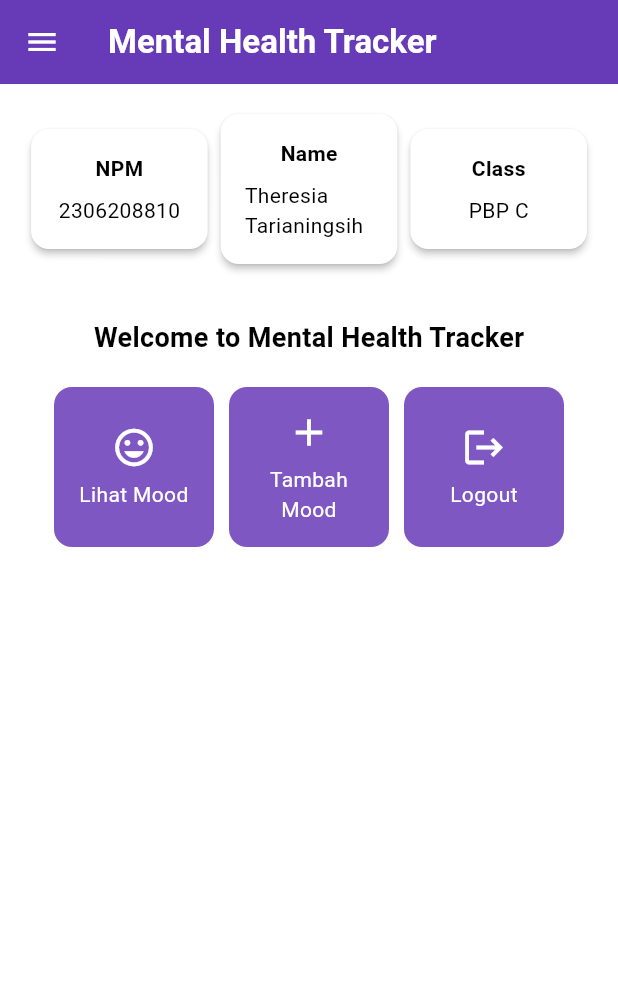
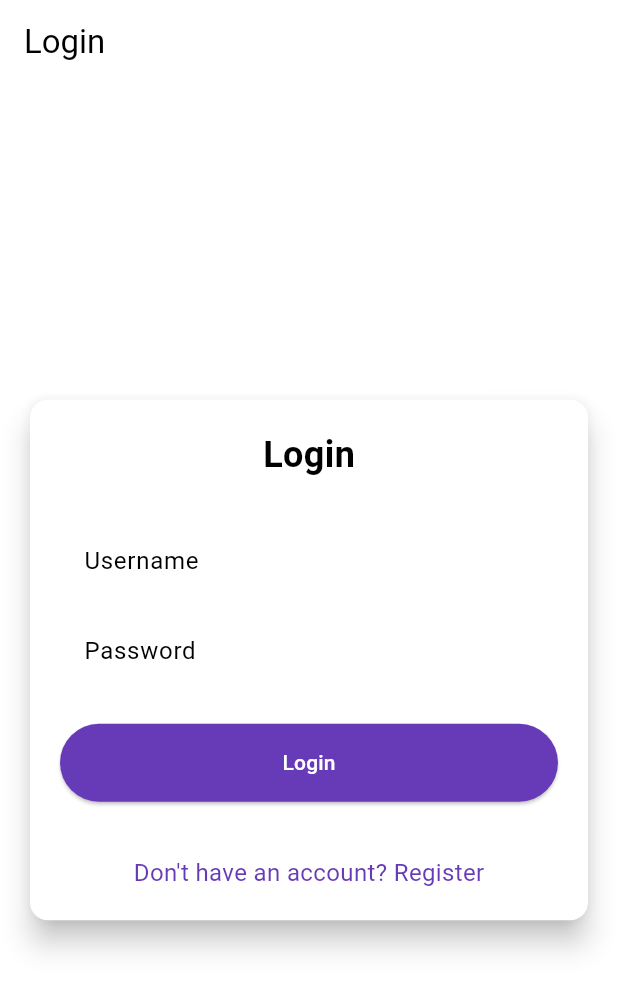
Before and after one commit to theretari/mental-health-tracker-mobile, a Flutter app: the screen it shows after launch, on a phone screen of 412 x 824 dp. Shown: the top 991 px of the screen. Run offline on Flutter 3.47's test engine with Material 3 defaults, Android fonts, the phone set to English and light mode, and no system bars; missing offline and left inert: pbp_django_auth.

Commit message:
tutor terakhir bos

```diff
--- a/lib/main.dart
+++ b/lib/main.dart
@@ -1,5 +1,8 @@
 import 'package:flutter/material.dart';
+import 'package:mental_health_tracker/screens/login.dart';
 import 'package:mental_health_tracker/screens/menu.dart';
+import 'package:pbp_django_auth/pbp_django_auth.dart';
+import 'package:provider/provider.dart';
 
 void main() {
   runApp(const MyApp());
@@ -8,33 +11,23 @@ void main() {
 class MyApp extends StatelessWidget {
   const MyApp({super.key});
 
-  // This widget is the root of your application.
   @override
   Widget build(BuildContext context) {
-    return MaterialApp(
-      title: 'Flutter Demo',
-      theme: ThemeData(
-        // This is the theme of your application.
-        //
-        // TRY THIS: Try running your application with "flutter run". You'll see
-        // the application has a purple toolbar. Then, without quitting the app,
-        // try changing the seedColor in the colorScheme below to Colors.green
-        // and then invoke "hot reload" (save your changes or press the "hot
-        // reload" button in a Flutter-supported IDE, or press "r" if you used
-        // the command line to start the app).
-        //
-        // Notice that the counter didn't reset back to zero; the application
-        // state is not lost during the reload. To reset the state, use hot
-        // restart instead.
-        //
-        // This works for code too, not just values: Most code changes can be
-        // tested with just a hot reload.
-        colorScheme: ColorScheme.fromSwatch(
-          primarySwatch: Colors.deepPurple,
-        ).copyWith(secondary: Colors.deepPurple[400]),
-        useMaterial3: true,
+    return Provider(
+      create: (_) {
+        CookieRequest request = CookieRequest();
+        return request;
+      },
+      child: MaterialApp(
+        title: 'Mental Health Tracker',
+        theme: ThemeData(
+          useMaterial3: true,
+          colorScheme: ColorScheme.fromSwatch(
+            primarySwatch: Colors.deepPurple,
+          ).copyWith(secondary: Colors.deepPurple[400]),
+        ),
+        home: const LoginPage(),
       ),
-      home: MyHomePage(),
     );
   }
 }
--- /dev/null
+++ b/lib/screens/login.dart
@@ -0,0 +1,181 @@
+import 'package:mental_health_tracker/screens/menu.dart';
+import 'package:flutter/material.dart';
+import 'package:mental_health_tracker/screens/register.dart';
+import 'package:pbp_django_auth/pbp_django_auth.dart';
+import 'package:provider/provider.dart';
+
+void main() {
+  runApp(const LoginApp());
+}
+
+class LoginApp extends StatelessWidget {
+  const LoginApp({super.key});
+
+  @override
+  Widget build(BuildContext context) {
+    return MaterialApp(
+      title: 'Login',
+      theme: ThemeData(
+        useMaterial3: true,
+        colorScheme: ColorScheme.fromSwatch(
+          primarySwatch: Colors.deepPurple,
+        ).copyWith(secondary: Colors.deepPurple[400]),
+      ),
+      home: const LoginPage(),
+    );
+  }
+}
+
+class LoginPage extends StatefulWidget {
+  const LoginPage({super.key});
+
+  @override
+  State<LoginPage> createState() => _LoginPageState();
+}
+
+class _LoginPageState extends State<LoginPage> {
+  final TextEditingController _usernameController = TextEditingController();
+  final TextEditingController _passwordController = TextEditingController();
+
+  @override
+  Widget build(BuildContext context) {
+    final request = context.watch<CookieRequest>();
+
+    return Scaffold(
+      appBar: AppBar(
+        title: const Text('Login'),
+      ),
+      body: Center(
+        child: SingleChildScrollView(
+          padding: const EdgeInsets.all(16.0),
+          child: Card(
+            elevation: 8,
+            shape: RoundedRectangleBorder(
+              borderRadius: BorderRadius.circular(12.0),
+            ),
+            child: Padding(
+              padding: const EdgeInsets.all(20.0),
+              child: Column(
+                mainAxisSize: MainAxisSize.min,
+                children: [
+                  const Text(
+                    'Login',
+                    style: TextStyle(
+                      fontSize: 24.0,
+                      fontWeight: FontWeight.bold,
+                    ),
+                  ),
+                  const SizedBox(height: 30.0),
+                  TextField(
+                    controller: _usernameController,
+                    decoration: const InputDecoration(
+                      labelText: 'Username',
+                      hintText: 'Enter your username',
+                      border: OutlineInputBorder(
+                        borderRadius: BorderRadius.all(Radius.circular(12.0)),
+                      ),
+                      contentPadding:
+                          EdgeInsets.symmetric(horizontal: 12.0, vertical: 8.0),
+                    ),
+                  ),
+                  const SizedBox(height: 12.0),
+                  TextField(
+                    controller: _passwordController,
+                    decoration: const InputDecoration(
+                      labelText: 'Password',
+                      hintText: 'Enter your password',
+                      border: OutlineInputBorder(
+                        borderRadius: BorderRadius.all(Radius.circular(12.0)),
+                      ),
+                      contentPadding:
+                          EdgeInsets.symmetric(horizontal: 12.0, vertical: 8.0),
+                    ),
+                    obscureText: true,
+                  ),
+                  const SizedBox(height: 24.0),
+                  ElevatedButton(
+                    onPressed: () async {
+                      String username = _usernameController.text;
+                      String password = _passwordController.text;
+
+                      // Cek kredensial
+                      // TODO: Ganti URL dan jangan lupa tambahkan trailing slash (/) di akhir URL!
+                      // Untuk menyambungkan Android emulator dengan Django pada localhost,
+                      // gunakan URL http://10.0.2.2/
+                      final response = await request
+                          .login("http://127.0.0.1:8000/auth/login/", {
+                        'username': username,
+                        'password': password,
+                      });
+
+                      if (request.loggedIn) {
+                        String message = response['message'];
+                        String uname = response['username'];
+                        if (context.mounted) {
+                          Navigator.pushReplacement(
+                            context,
+                            MaterialPageRoute(
+                                builder: (context) => MyHomePage()),
+                          );
+                          ScaffoldMessenger.of(context)
+                            ..hideCurrentSnackBar()
+                            ..showSnackBar(
+                              SnackBar(
+                                  content:
+                                      Text("$message Selamat datang, $uname.")),
+                            );
+                        }
+                      } else {
+                        if (context.mounted) {
+                          showDialog(
+                            context: context,
+                            builder: (context) => AlertDialog(
+                              title: const Text('Login Gagal'),
+                              content: Text(response['message']),
+                              actions: [
+                                TextButton(
+                                  child: const Text('OK'),
+                                  onPressed: () {
+                                    Navigator.pop(context);
+                                  },
+                                ),
+                              ],
+                            ),
+                          );
+                        }
+                      }
+                    },
+                    style: ElevatedButton.styleFrom(
+                      foregroundColor: Colors.white,
+                      minimumSize: Size(double.infinity, 50),
+                      backgroundColor: Theme.of(context).colorScheme.primary,
+                      padding: const EdgeInsets.symmetric(vertical: 16.0),
+                    ),
+                    child: const Text('Login'),
+                  ),
+                  const SizedBox(height: 36.0),
+                  GestureDetector(
+                    onTap: () {
+                      Navigator.push(
+                        context,
+                        MaterialPageRoute(
+                            builder: (context) => const RegisterPage()),
+                      );
+                    },
+                    child: Text(
+                      'Don\'t have an account? Register',
+                      style: TextStyle(
+                        color: Theme.of(context).colorScheme.primary,
+                        fontSize: 16.0,
+                      ),
+                    ),
+                  ),
+                ],
+              ),
+            ),
+          ),
+        ),
+      ),
+    );
+  }
+}
--- a/pubspec.yaml
+++ b/pubspec.yaml
@@ -35,6 +35,9 @@ dependencies:
   # The following adds the Cupertino Icons font to your application.
   # Use with the CupertinoIcons class for iOS style icons.
   cupertino_icons: ^1.0.8
+  provider: ^6.1.2
+  pbp_django_auth: ^0.4.0
+  http: ^1.2.2
 
 dev_dependencies:
   flutter_test:
```
Also changed, not shown: lib/models/mood_entry.dart (added, +68 -0 lines), lib/screens/list_moodentry.dart (added, +90 -0 lines), lib/screens/moodentry_form.dart (+36 -27 lines), lib/screens/register.dart (added, +166 -0 lines), lib/widgets/left_drawer.dart (+12 -1 lines), lib/widgets/mood_card.dart (+34 -1 lines), pubspec.lock, 2 other files.
